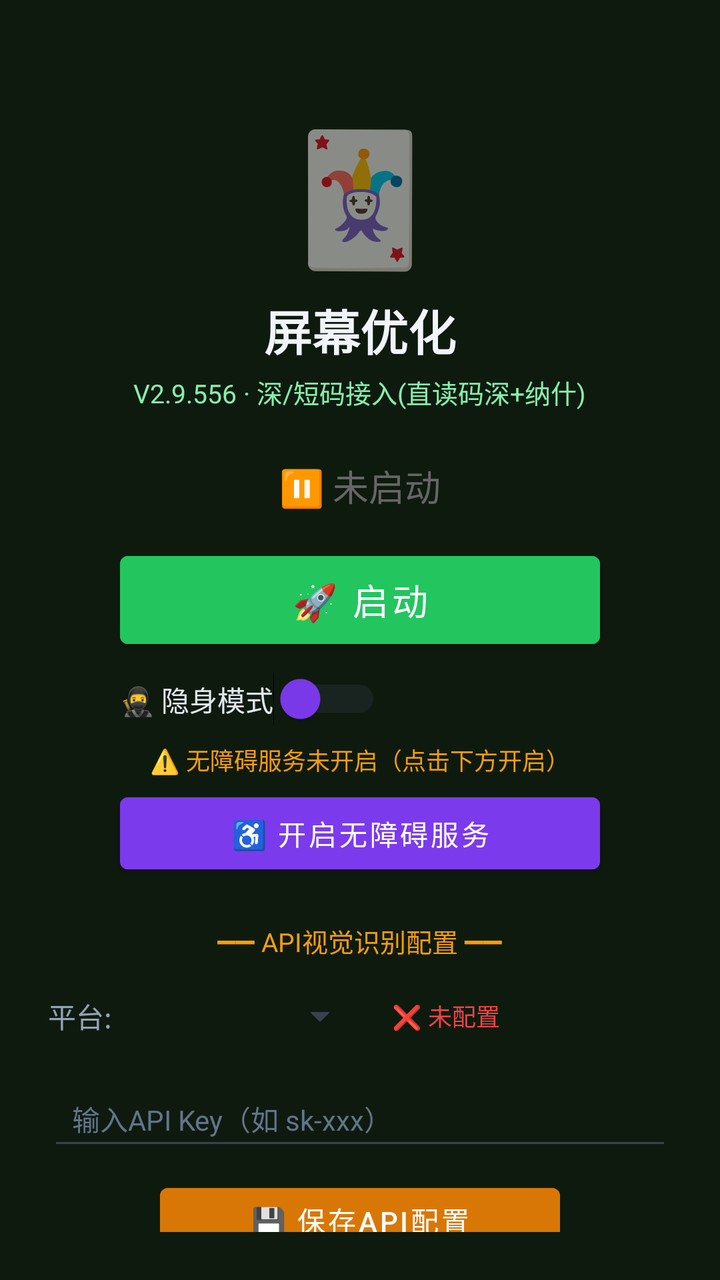
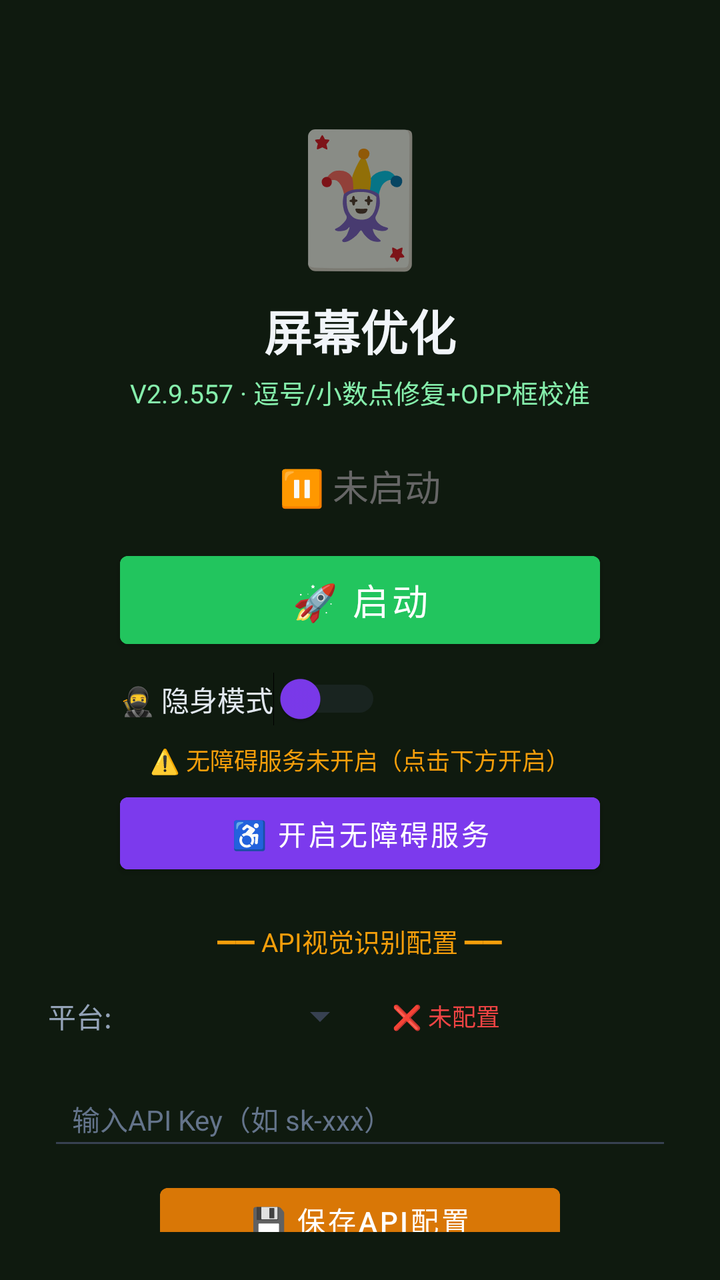

Two renders of the same Android screen: before a commit and after it. Below are the layout's source before the change and the commit's diff.
<!-- AndroidManifest.xml: activity theme Theme.MjScreenshot -->
<!-- res/layout/activity_main.xml -->
<?xml version="1.0" encoding="utf-8"?>
<LinearLayout xmlns:android="http://schemas.android.com/apk/res/android"
    android:layout_width="match_parent"
    android:layout_height="match_parent"
    android:orientation="vertical"
    android:background="#0f1a0f"
    android:padding="24dp"
    android:gravity="center_horizontal">

    <TextView
        android:layout_width="wrap_content"
        android:layout_height="wrap_content"
        android:text="🃏"
        android:textSize="64sp"
        android:layout_marginTop="30dp" />

    <TextView
        android:layout_width="wrap_content"
        android:layout_height="wrap_content"
        android:text="屏幕优化"
        android:textSize="24sp"
        android:textColor="#f1f5f9"
        android:textStyle="bold"
        android:layout_marginTop="8dp" />

    <TextView
        android:layout_width="wrap_content"
        android:layout_height="wrap_content"
        android:text="V2.9.556 · 深/短码接入(直读码深+纳什)"
        android:textSize="13sp"
        android:textColor="#86efac"
        android:layout_marginTop="4dp" />

    <TextView
        android:id="@+id/tvStatus"
        android:layout_width="wrap_content"
        android:layout_height="wrap_content"
        android:text="⏸ 未启动"
        android:textSize="18sp"
        android:textColor="#666666"
        android:layout_marginTop="24dp" />

    <Button
        android:id="@+id/btnStart"
        android:layout_width="240dp"
        android:layout_height="56dp"
        android:text="🚀 启动"
        android:textSize="18sp"
        android:textColor="#ffffff"
        android:backgroundTint="#22c55e"
        android:layout_marginTop="16dp" />

    <Button
        android:id="@+id/btnHelper"
        android:layout_width="240dp"
        android:layout_height="56dp"
        android:text="🃏 打开智囊"
        android:textSize="16sp"
        android:textColor="#ffffff"
        android:backgroundTint="#16a34a"
        android:layout_marginTop="12dp"
        android:visibility="gone" />

    
    <LinearLayout
        android:layout_width="240dp"
        android:layout_height="wrap_content"
        android:orientation="horizontal"
        android:gravity="center_vertical"
        android:layout_marginTop="8dp">

        <Switch
            android:id="@+id/switchStealth"
            android:layout_width="wrap_content"
            android:layout_height="wrap_content"
            android:text="🥷 隐身模式"
            android:textColor="#e2e8f0"
            android:textSize="14sp"
            android:thumbTint="#7c3aed"
            android:trackTint="#374151" />
    </LinearLayout>

    <TextView
        android:id="@+id/tvAccessibilityStatus"
        android:layout_width="wrap_content"
        android:layout_height="wrap_content"
        android:text="⚠️ 无障碍服务未开启（点击下方开启）"
        android:textSize="12sp"
        android:textColor="#f59e0b"
        android:layout_marginTop="8dp"
        android:gravity="center" />

    <Button
        android:id="@+id/btnAccessibility"
        android:layout_width="240dp"
        android:layout_height="48dp"
        android:text="♿ 开启无障碍服务"
        android:textSize="14sp"
        android:textColor="#ffffff"
        android:backgroundTint="#7c3aed"
        android:layout_marginTop="4dp" />

    <TextView
        android:layout_width="wrap_content"
        android:layout_height="wrap_content"
        android:text="━━ API视觉识别配置 ━━"
        android:textSize="13sp"
        android:textColor="#f59e0b"
        android:layout_marginTop="20dp" />

    <LinearLayout
        android:layout_width="match_parent"
        android:layout_height="wrap_content"
        android:orientation="horizontal"
        android:layout_marginTop="8dp"
        android:gravity="center_vertical">

        <TextView
            android:layout_width="wrap_content"
            android:layout_height="wrap_content"
            android:text="平台:"
            android:textSize="14sp"
            android:textColor="#94a3b8" />

        <Spinner
            android:id="@+id/spinnerProvider"
            android:layout_width="120dp"
            android:layout_height="40dp"
            android:layout_marginStart="8dp"
            android:backgroundTint="#374151" />

        <TextView
            android:id="@+id/tvApiStatus"
            android:layout_width="wrap_content"
            android:layout_height="wrap_content"
            android:text="❌ 未配置"
            android:textSize="12sp"
            android:textColor="#ef4444"
            android:layout_marginStart="12dp" />
    </LinearLayout>

    <EditText
        android:id="@+id/etApiKey"
        android:layout_width="match_parent"
        android:layout_height="44dp"
        android:hint="输入API Key（如 sk-xxx）"
        android:textSize="14sp"
        android:textColor="#e2e8f0"
        android:textColorHint="#64748b"
        android:backgroundTint="#374151"
        android:inputType="textPassword"
        android:layout_marginTop="8dp"
        android:paddingStart="12dp"
        android:paddingEnd="12dp" />

    <Button
        android:id="@+id/btnSaveApi"
        android:layout_width="200dp"
        android:layout_height="44dp"
        android:text="💾 保存API配置"
        android:textSize="14sp"
        android:textColor="#ffffff"
        android:backgroundTint="#d97706"
        android:layout_marginTop="8dp" />

    <TextView
        android:id="@+id/tvHint"
        android:layout_width="wrap_content"
        android:layout_height="wrap_content"
        android:text="先点上方按钮启动截屏"
        android:textSize="13sp"
        android:textColor="#666666"
        android:layout_marginTop="12dp"
        android:gravity="center" />

    <TextView
        android:layout_width="wrap_content"
        android:layout_height="wrap_content"
        android:text="使用步骤：\n1. 配置API Key（支持OpenAI/通义千问VL/硅基流动）\n2. 点「开启无障碍服务」→ 开启\n3. 开启「🥷隐身模式」(反检测)\n4. 点「启动」→ 允许悬浮窗\n5. 打牌时点屏幕上的🎯悬浮球即可截屏识别\n★ 拖动悬浮球可移到不挡牌的位置 ★\n★ 长按悬浮球可展开/收起详细面板 ★\n★ 悬浮球边框颜色=建议：绿=加注 橙=跟注 红=弃牌 ★"
        android:textSize="12sp"
        android:textColor="#64748b"
        android:layout_marginTop="12dp"
        android:lineSpacingExtra="3dp" />

</LinearLayout>
<!-- resources referenced by this layout -->
<resources>
  <style name="Theme.MjScreenshot" parent="Theme.MaterialComponents.DayNight.DarkActionBar">
          <item name="colorPrimary">#1e40af</item>
          <item name="colorPrimaryVariant">#1e3a8a</item>
          <item name="colorOnPrimary">#ffffff</item>
          <item name="android:statusBarColor">#0f172a</item>
      </style>
</resources>

<!-- the commit's change to res/layout/activity_main.xml (unified diff, before → after) -->
@@ -26,7 +26,7 @@
     <TextView
         android:layout_width="wrap_content"
         android:layout_height="wrap_content"
-        android:text="V2.9.556 · 深/短码接入(直读码深+纳什)"
+        android:text="V2.9.557 · 逗号/小数点修复+OPP框校准"
         android:textSize="13sp"
         android:textColor="#86efac"
         android:layout_marginTop="4dp" />
